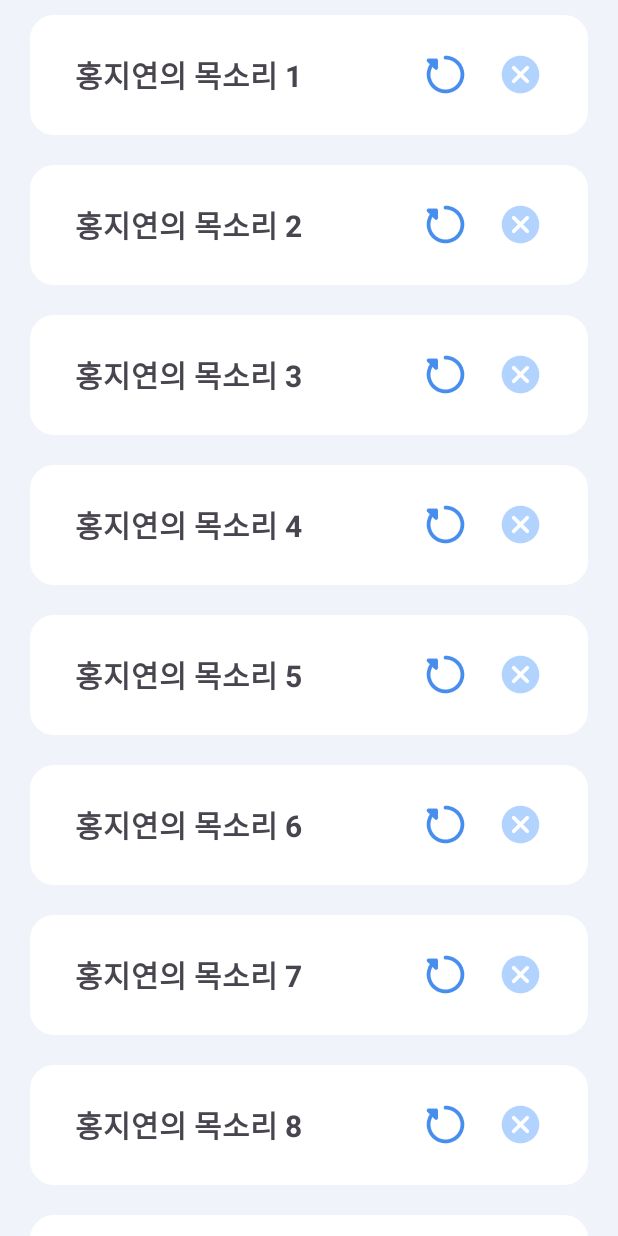
After one commit to voice-scout-AI/voicescout-android, an Android app: the StorageActivity screen opened directly, with no data from a screen before it, on a phone screen of 412 x 824 dp. The commit adds this screen. Run offline under Robolectric (Android 15) with nearby library versions, the phone set to English and light mode, and no system bars.

Commit message:
:sparkles: storage 관련 로직 추가

```diff
--- a/app/build.gradle.kts
+++ b/app/build.gradle.kts
@@ -15,6 +15,10 @@ android {
         versionName = "1.0"
 
         testInstrumentationRunner = "androidx.test.runner.AndroidJUnitRunner"
+    }
+
+    buildFeatures {
+        viewBinding = true
     }
 
     buildTypes {
--- a/app/src/main/AndroidManifest.xml
+++ b/app/src/main/AndroidManifest.xml
@@ -21,6 +21,7 @@
                 <category android:name="android.intent.category.LAUNCHER" />
             </intent-filter>
         </activity>
+        <activity android:name=".storage.StorageActivity" />
     </application>
 
 </manifest>
--- /dev/null
+++ b/app/src/main/java/com/voicescout/voicescout_android/storage/StorageActivity.kt
@@ -0,0 +1,21 @@
+package com.voicescout.voicescout_android.storage
+
+import android.os.Bundle
+import androidx.appcompat.app.AppCompatActivity
+import androidx.recyclerview.widget.LinearLayoutManager
+import androidx.recyclerview.widget.RecyclerView
+import com.voicescout.voicescout_android.R
+
+class StorageActivity : AppCompatActivity() {
+    override fun onCreate(savedInstanceState: Bundle?) {
+        super.onCreate(savedInstanceState)
+        setContentView(R.layout.activity_storage)
+
+        val dataset = Array(30) { "홍지연의 목소리 ${it + 1}" }
+        val storageAdapter = StorageAdapter(dataset)
+
+        val recyclerView: RecyclerView = findViewById(R.id.storage_rv)
+        recyclerView.layoutManager = LinearLayoutManager(this)
+        recyclerView.adapter = storageAdapter
+    }
+}
--- /dev/null
+++ b/app/src/main/java/com/voicescout/voicescout_android/storage/StorageAdapter.kt
@@ -0,0 +1,35 @@
+package com.voicescout.voicescout_android.storage
+
+import android.view.LayoutInflater
+import android.view.View
+import android.view.ViewGroup
+import android.widget.TextView
+import androidx.recyclerview.widget.RecyclerView
+import com.voicescout.voicescout_android.R
+
+class StorageAdapter(val storageList: Array<String>) :
+    RecyclerView.Adapter<StorageAdapter.ViewHolder>() {
+    class ViewHolder(view: View) : RecyclerView.ViewHolder(view) {
+        val voice_name: TextView
+
+        init {
+            voice_name = view.findViewById(R.id.voice_name)
+        }
+    }
+
+    override fun onCreateViewHolder(viewGroup: ViewGroup, viewType: Int): ViewHolder {
+        // Create a new view, which defines the UI of the list item
+        val view = LayoutInflater.from(viewGroup.context)
+            .inflate(R.layout.item_storage, viewGroup, false)
+
+        return ViewHolder(view)
+    }
+
+    // Replace the contents of a view (invoked by the layout manager)
+    override fun onBindViewHolder(viewHolder: ViewHolder, position: Int) {
+        viewHolder.voice_name.text = storageList[position]
+    }
+
+    // Return the size of your dataset (invoked by the layout manager)
+    override fun getItemCount() = storageList.size
+}
```
Also changed, not shown: app/src/main/java/com/voicescout/voicescout_android/MainActivity.kt (+7 -6 lines).
